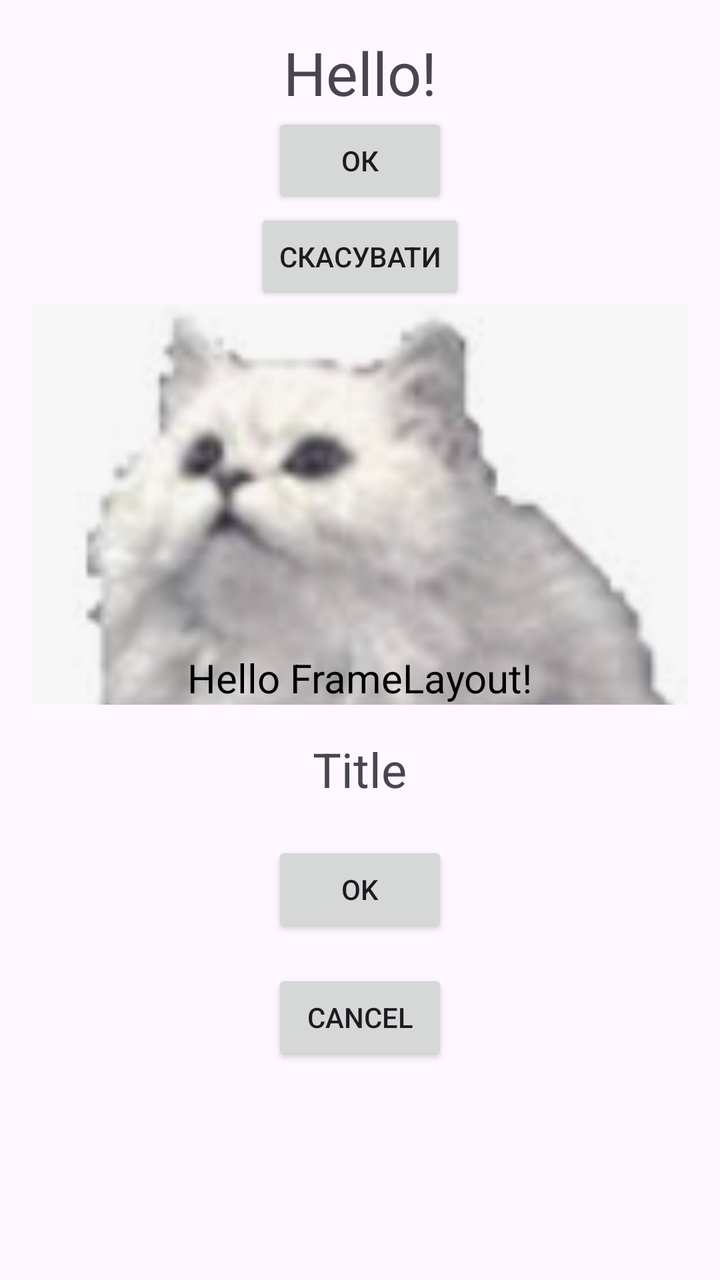
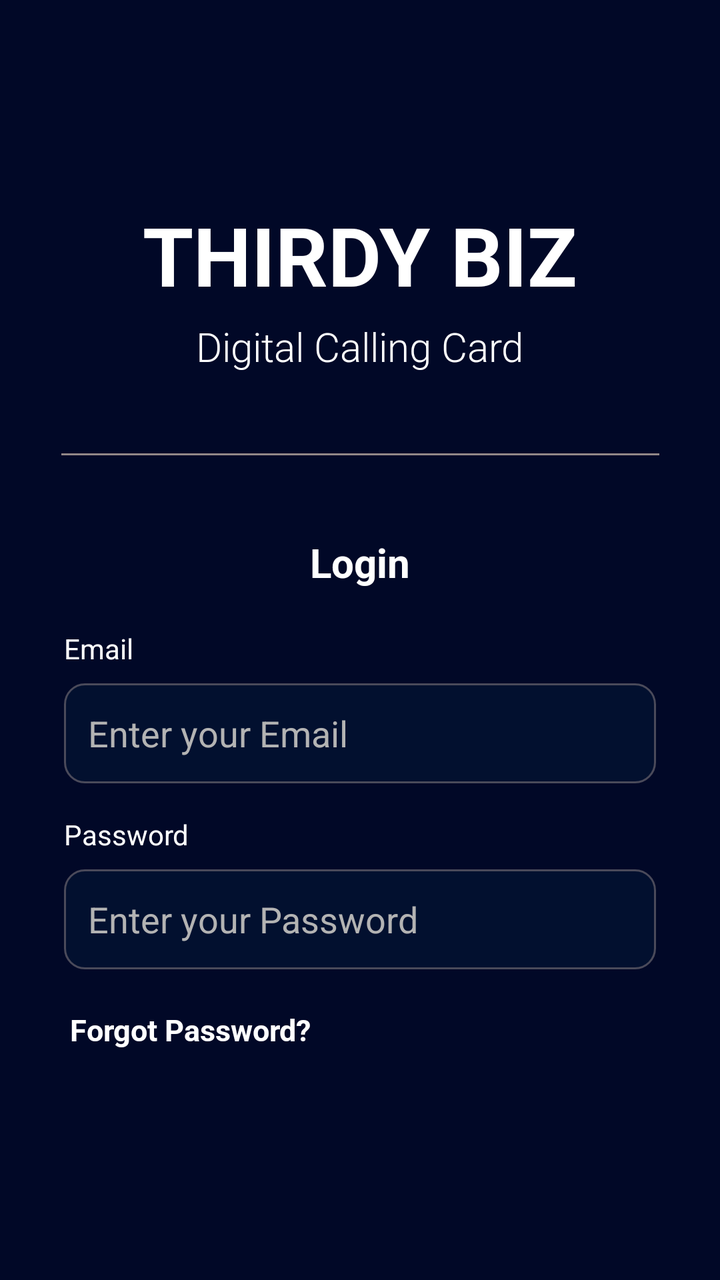

Compare the two renders of this Android layout. The source of the first and the diff that turns it into the second are given below.
<!-- AndroidManifest.xml: application theme Theme.LearnTestComplete -->
<!-- res/layout/activity_learn_layouts.xml -->
<?xml version="1.0" encoding="utf-8"?>
<androidx.constraintlayout.widget.ConstraintLayout xmlns:android="http://schemas.android.com/apk/res/android"
    android:layout_width="match_parent"
    android:layout_height="match_parent">

    <LinearLayout
        android:layout_width="match_parent"
        android:layout_height="match_parent"
        android:orientation="vertical"
        android:gravity="center"
        android:padding="16dp">

        <TextView
            android:layout_width="wrap_content"
            android:layout_height="wrap_content"
            android:textSize="30sp"
            android:text="Hello!" />

        <Button
            android:layout_width="wrap_content"
            android:layout_height="wrap_content"
            android:text="ОК" />

        <Button
            android:layout_width="wrap_content"
            android:layout_height="wrap_content"
            android:text="Скасувати" />

        <FrameLayout
            android:layout_width="match_parent"
            android:layout_height="200dp"
            android:background="#E0E0E0">

            <ImageView
                android:layout_width="match_parent"
                android:layout_height="match_parent"
                android:scaleType="centerCrop"
                android:src="@drawable/cat" />

            <TextView
                android:layout_width="wrap_content"
                android:layout_height="wrap_content"
                android:text="Hello FrameLayout!"
                android:textColor="#000000"
                android:textSize="20sp"
                android:layout_gravity="center|bottom"/>
        </FrameLayout>

        <RelativeLayout
            android:layout_width="match_parent"
            android:layout_height="match_parent"
            android:padding="16dp">

            <TextView
                android:id="@+id/title"
                android:layout_width="wrap_content"
                android:layout_height="wrap_content"
                android:text="Title"
                android:textSize="24sp"
                android:layout_centerHorizontal="true"/>

            <Button
                android:id="@+id/okBtn"
                android:layout_width="wrap_content"
                android:layout_height="wrap_content"
                android:text="OK"
                android:layout_below="@id/title"
                android:layout_centerHorizontal="true"
                android:layout_marginTop="20dp"/>

            <Button
                android:id="@+id/cancelBtn"
                android:layout_width="wrap_content"
                android:layout_height="wrap_content"
                android:text="Cancel"
                android:layout_below="@id/okBtn"
                android:layout_centerHorizontal="true"
                android:layout_marginTop="16dp"/>
        </RelativeLayout>

    </LinearLayout>

</androidx.constraintlayout.widget.ConstraintLayout>
<!-- resources referenced by this layout -->
<resources>
  <!-- drawable cat: png bitmap (drawable, 18583 bytes) -->
  <style name="Theme.LearnTestComplete" parent="Base.Theme.LearnTestComplete" />
  <style name="Base.Theme.LearnTestComplete" parent="Theme.Material3.DayNight.NoActionBar">
          
          
      </style>
</resources>

<!-- the commit's change to res/layout/activity_learn_layouts.xml (unified diff, before → after) -->
@@ -1,83 +1,127 @@
-<?xml version="1.0" encoding="utf-8"?>
 <androidx.constraintlayout.widget.ConstraintLayout xmlns:android="http://schemas.android.com/apk/res/android"
+    xmlns:app="http://schemas.android.com/apk/res-auto"
+    xmlns:tools="http://schemas.android.com/tools"
     android:layout_width="match_parent"
-    android:layout_height="match_parent">
+    android:layout_height="match_parent"
+    android:background="#010827">
 
-    <LinearLayout
-        android:layout_width="match_parent"
-        android:layout_height="match_parent"
-        android:orientation="vertical"
-        android:gravity="center"
-        android:padding="16dp">
 
-        <TextView
-            android:layout_width="wrap_content"
-            android:layout_height="wrap_content"
-            android:textSize="30sp"
-            android:text="Hello!" />
+    <TextView
+        android:id="@+id/textView2"
+        android:layout_width="wrap_content"
+        android:layout_height="wrap_content"
+        android:layout_marginTop="100dp"
+        android:textSize="41sp"
+        android:text="THIRDY BIZ"
+        android:fontFamily="@font/roboto_bold"
+        android:textColor="#FFFFFF"
+        app:layout_constraintEnd_toEndOf="parent"
+        app:layout_constraintStart_toStartOf="parent"
+        app:layout_constraintTop_toTopOf="parent" />
 
-        <Button
-            android:layout_width="wrap_content"
-            android:layout_height="wrap_content"
-            android:text="ОК" />
+    <TextView
+        android:id="@+id/textView3"
+        android:layout_width="wrap_content"
+        android:layout_height="wrap_content"
+        android:layout_marginTop="5dp"
+        android:textSize="20sp"
+        android:text="Digital Calling Card"
+        android:fontFamily="@font/roboto_light"
+        android:textColor="#FFFFFF"
+        app:layout_constraintEnd_toEndOf="parent"
+        app:layout_constraintStart_toStartOf="parent"
+        app:layout_constraintTop_toBottomOf="@+id/textView2" />
 
-        <Button
-            android:layout_width="wrap_content"
-            android:layout_height="wrap_content"
-            android:text="Скасувати" />
+    <View
+        android:id="@+id/divider"
+        android:layout_marginTop="40dp"
+        android:layout_width="299dp"
+        android:layout_height="1dp"
+        android:background="#928787"
+        app:layout_constraintEnd_toEndOf="parent"
+        app:layout_constraintStart_toStartOf="parent"
+        app:layout_constraintTop_toBottomOf="@+id/textView3" />
 
-        <FrameLayout
-            android:layout_width="match_parent"
-            android:layout_height="200dp"
-            android:background="#E0E0E0">
+    <TextView
+        android:id="@+id/textView4"
+        android:layout_width="wrap_content"
+        android:layout_height="wrap_content"
+        android:layout_marginTop="40dp"
+        android:textSize="20sp"
+        android:text="Login"
+        android:fontFamily="@font/roboto_bold"
+        android:textColor="#FFFFFF"
+        app:layout_constraintEnd_toEndOf="parent"
+        app:layout_constraintStart_toStartOf="parent"
+        app:layout_constraintTop_toBottomOf="@+id/divider" />
 
-            <ImageView
-                android:layout_width="match_parent"
-                android:layout_height="match_parent"
-                android:scaleType="centerCrop"
-                android:src="@drawable/cat" />
+    <TextView
+        android:id="@+id/emailLabel"
+        android:layout_width="wrap_content"
+        android:layout_height="wrap_content"
+        android:text="Email"
+        android:textColor="#FFFFFF"
+        android:layout_marginTop="20dp"
+        app:layout_constraintTop_toBottomOf="@id/textView4"
+        app:layout_constraintStart_toStartOf="parent"
+        android:layout_marginStart="32dp" />
 
-            <TextView
-                android:layout_width="wrap_content"
-                android:layout_height="wrap_content"
-                android:text="Hello FrameLayout!"
-                android:textColor="#000000"
-                android:textSize="20sp"
-                android:layout_gravity="center|bottom"/>
-        </FrameLayout>
+    <EditText
+        android:id="@+id/emailInput"
+        android:layout_width="0dp"
+        android:layout_height="50dp"
+        android:layout_marginTop="8dp"
+        android:layout_marginStart="32dp"
+        android:layout_marginEnd="32dp"
+        android:background="@drawable/input_background"
+        android:hint="Enter your Email"
+        android:textColorHint="#B3B3B3"
+        android:textColor="#FFFFFF"
+        android:padding="12dp"
+        app:layout_constraintStart_toStartOf="parent"
+        app:layout_constraintEnd_toEndOf="parent"
+        app:layout_constraintTop_toBottomOf="@id/emailLabel" />
 
-        <RelativeLayout
-            android:layout_width="match_parent"
-            android:layout_height="match_parent"
-            android:padding="16dp">
+    <TextView
+        android:id="@+id/passwordLabel"
+        android:layout_width="wrap_content"
+        android:layout_height="wrap_content"
+        android:text="Password"
+        android:textColor="#FFFFFF"
+        android:layout_marginStart="32dp"
+        android:layout_marginTop="16dp"
+        app:layout_constraintTop_toBottomOf="@id/emailInput"
+        app:layout_constraintStart_toStartOf="parent" />
 
-            <TextView
-                android:id="@+id/title"
-                android:layout_width="wrap_content"
-                android:layout_height="wrap_content"
-                android:text="Title"
-                android:textSize="24sp"
-                android:layout_centerHorizontal="true"/>
+    <EditText
+        android:id="@+id/passwordInput"
+        android:layout_width="0dp"
+        android:layout_height="50dp"
+        android:layout_marginStart="32dp"
+        android:layout_marginEnd="32dp"
+        android:layout_marginTop="8dp"
+        android:background="@drawable/input_background"
+        android:hint="Enter your Password"
+        android:textColorHint="#B3B3B3"
+        android:textColor="#FFFFFF"
+        android:padding="12dp"
+        android:inputType="textPassword"
+        app:layout_constraintStart_toStartOf="parent"
+        app:layout_constraintEnd_toEndOf="parent"
+        app:layout_constraintTop_toBottomOf="@id/passwordLabel" />
 
-            <Button
-                android:id="@+id/okBtn"
-                android:layout_width="wrap_content"
-                android:layout_height="wrap_content"
-                android:text="OK"
-                android:layout_below="@id/title"
-                android:layout_centerHorizontal="true"
-                android:layout_marginTop="20dp"/>
+    <TextView
+        android:id="@+id/textView5"
+        android:layout_marginTop="20dp"
+        android:layout_marginStart="35dp"
+        android:layout_width="wrap_content"
+        android:layout_height="wrap_content"
+        android:fontFamily="@font/roboto_bold"
+        android:text="Forgot Password?"
+        android:textSize="15sp"
+        android:textColor="#FFFFFF"
+        app:layout_constraintStart_toStartOf="parent"
+        app:layout_constraintTop_toBottomOf="@+id/passwordInput" />
 
-            <Button
-                android:id="@+id/cancelBtn"
-                android:layout_width="wrap_content"
-                android:layout_height="wrap_content"
-                android:text="Cancel"
-                android:layout_below="@id/okBtn"
-                android:layout_centerHorizontal="true"
-                android:layout_marginTop="16dp"/>
-        </RelativeLayout>
-
-    </LinearLayout>
 
 </androidx.constraintlayout.widget.ConstraintLayout>
<!-- resource entries referenced after the edit -->
@@ -1,6 +1,12 @@
 <!-- resources referenced by this layout -->
 <resources>
-  <!-- drawable cat: png bitmap (drawable, 18583 bytes) -->
+  <!-- drawable input_background (drawable) -->
+  <shape xmlns:android="http://schemas.android.com/apk/res/android"
+      android:shape="rectangle">
+      <solid android:color="#02102F"/>
+      <corners android:radius="10dp"/>
+      <stroke android:width="1dp" android:color="#4A4A5A"/>
+  </shape>
   <style name="Theme.LearnTestComplete" parent="Base.Theme.LearnTestComplete" />
   <style name="Base.Theme.LearnTestComplete" parent="Theme.Material3.DayNight.NoActionBar">
           
